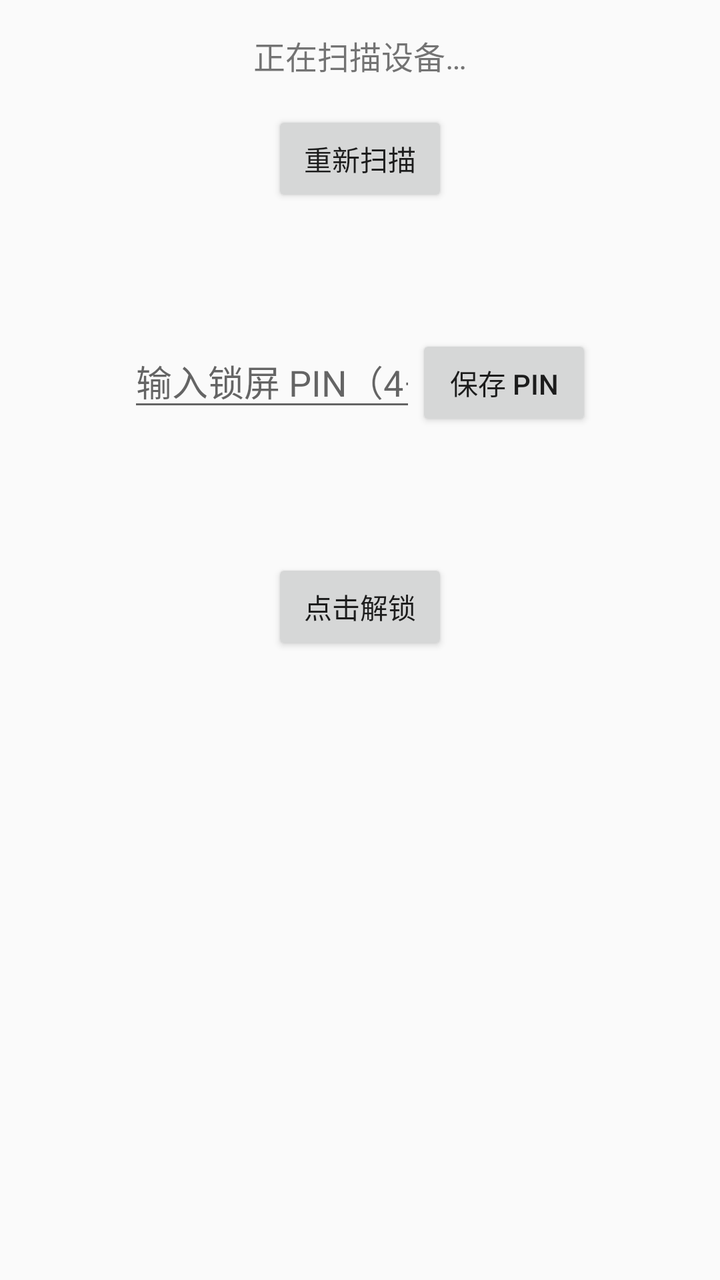
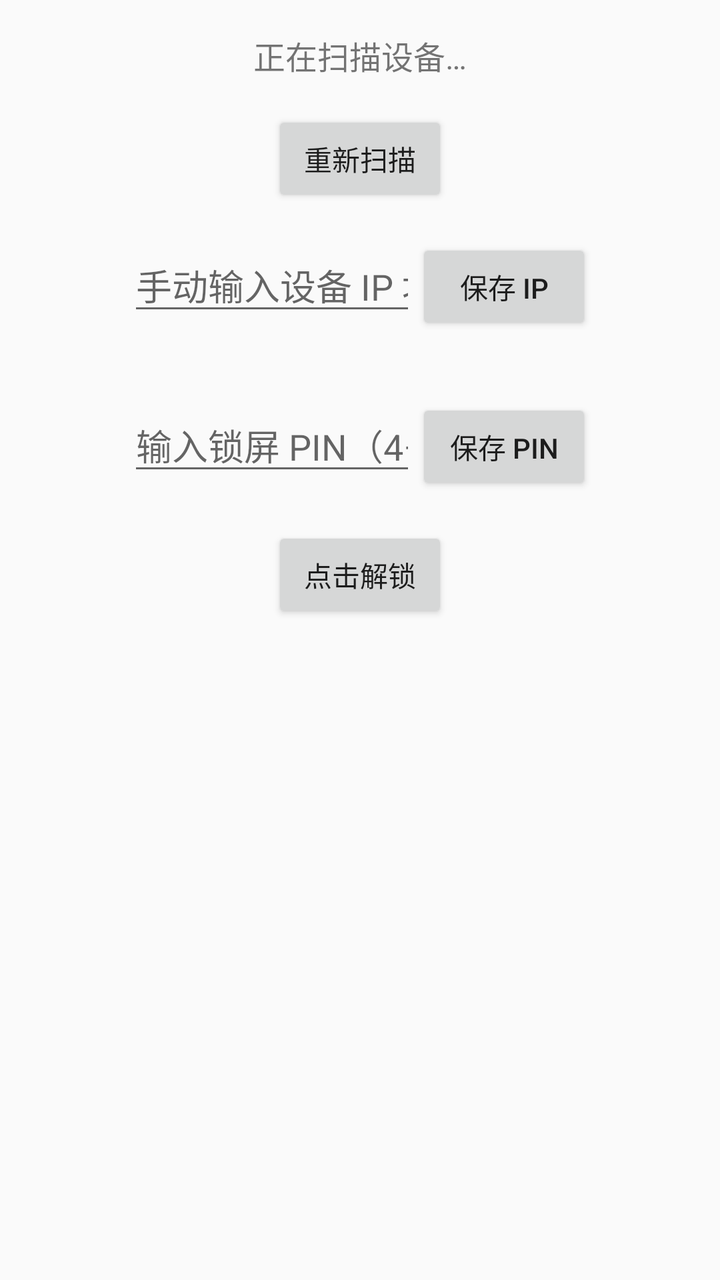

Before-and-after screenshots of an Android layout around one commit, followed by the original layout XML and the change that was made.
<!-- AndroidManifest.xml: activity theme Theme.UnlockMyPhone -->
<!-- res/layout/activity_main.xml -->
<?xml version="1.0" encoding="utf-8"?>
<LinearLayout xmlns:android="http://schemas.android.com/apk/res/android"
    android:orientation="vertical"
    android:layout_width="match_parent"
    android:layout_height="match_parent"
    android:id="@+id/root">

    <TextView
        android:id="@+id/tv_status"
        android:layout_width="match_parent"
        android:layout_height="wrap_content"
        android:layout_margin="16dp"
        android:gravity="center"
        android:text="@string/scanning_device"
        android:textSize="16sp" />

    <Button
        android:id="@+id/btn_rescan"
        android:layout_gravity="center"
        android:layout_width="wrap_content"
        android:layout_height="wrap_content"
        android:text="@string/rescan_device" />

    <LinearLayout
        android:orientation="horizontal"
        android:layout_margin="64dp"
        android:layout_width="match_parent"
        android:layout_height="wrap_content">

        <EditText
            android:id="@+id/et_pin"
            android:layout_width="0dp"
            android:layout_height="wrap_content"
            android:layout_weight="1"
            android:hint="@string/pin_hint"
            android:inputType="numberPassword"
            android:maxLength="16" />

        <Button
            android:id="@+id/btn_save_pin"
            android:layout_weight="0"
            android:layout_gravity="center"
            android:layout_width="wrap_content"
            android:layout_height="wrap_content"
            android:text="@string/save_pin" />

    </LinearLayout>

    <Button
        android:id="@+id/btn_unlock"
        android:layout_gravity="center"
        android:layout_width="wrap_content"
        android:layout_height="wrap_content"
        android:text="@string/click_to_unlock" />
</LinearLayout>
<!-- resources referenced by this layout -->
<resources>
  <string name="click_to_unlock">点击解锁</string>
  <string name="pin_hint">输入锁屏 PIN（4–16 位数字）</string>
  <string name="rescan_device">重新扫描</string>
  <string name="save_pin">保存 PIN</string>
  <string name="scanning_device">正在扫描设备…</string>
  <style name="Theme.UnlockMyPhone" parent="Theme.AppCompat.DayNight.NoActionBar">
          <item name="android:windowLightStatusBar" tools:targetApi="23">true</item>
      </style>
</resources>

<!-- the commit's change to res/layout/activity_main.xml (unified diff, before → after) -->
@@ -23,7 +23,42 @@
 
     <LinearLayout
         android:orientation="horizontal"
-        android:layout_margin="64dp"
+        android:layout_marginVertical="16dp"
+        android:layout_marginHorizontal="64dp"
+        android:layout_width="match_parent"
+        android:layout_height="wrap_content">
+
+        <EditText
+            android:id="@+id/et_ip"
+            android:layout_width="0dp"
+            android:layout_height="wrap_content"
+            android:layout_weight="1"
+            android:hint="@string/ip_hint"
+            android:inputType="text"
+            android:maxLength="15"
+            android:singleLine="true" />
+
+        <Button
+            android:id="@+id/btn_save_ip"
+            android:layout_width="wrap_content"
+            android:layout_height="wrap_content"
+            android:layout_gravity="center"
+            android:text="@string/save_ip" />
+
+        <Button
+            android:id="@+id/btn_delete_ip"
+            android:layout_width="wrap_content"
+            android:layout_height="wrap_content"
+            android:layout_gravity="center"
+            android:text="@string/delete_ip"
+            android:visibility="gone" />
+
+    </LinearLayout>
+
+    <LinearLayout
+        android:orientation="horizontal"
+        android:layout_marginHorizontal="64dp"
+        android:layout_marginVertical="16dp"
         android:layout_width="match_parent"
         android:layout_height="wrap_content">
 
@@ -44,6 +79,15 @@
             android:layout_height="wrap_content"
             android:text="@string/save_pin" />
 
+        <Button
+            android:id="@+id/btn_delete_pin"
+            android:layout_weight="0"
+            android:layout_gravity="center"
+            android:layout_width="wrap_content"
+            android:layout_height="wrap_content"
+            android:text="@string/delete_pin"
+            android:visibility="gone" />
+
     </LinearLayout>
 
     <Button
<!-- resource entries referenced after the edit -->
@@ -1,8 +1,12 @@
 <!-- resources referenced by this layout -->
 <resources>
   <string name="click_to_unlock">点击解锁</string>
+  <string name="delete_ip">删除 IP</string>
+  <string name="delete_pin">删除 PIN</string>
+  <string name="ip_hint">手动输入设备 IP 地址</string>
   <string name="pin_hint">输入锁屏 PIN（4–16 位数字）</string>
   <string name="rescan_device">重新扫描</string>
+  <string name="save_ip">保存 IP</string>
   <string name="save_pin">保存 PIN</string>
   <string name="scanning_device">正在扫描设备…</string>
   <style name="Theme.UnlockMyPhone" parent="Theme.AppCompat.DayNight.NoActionBar">
